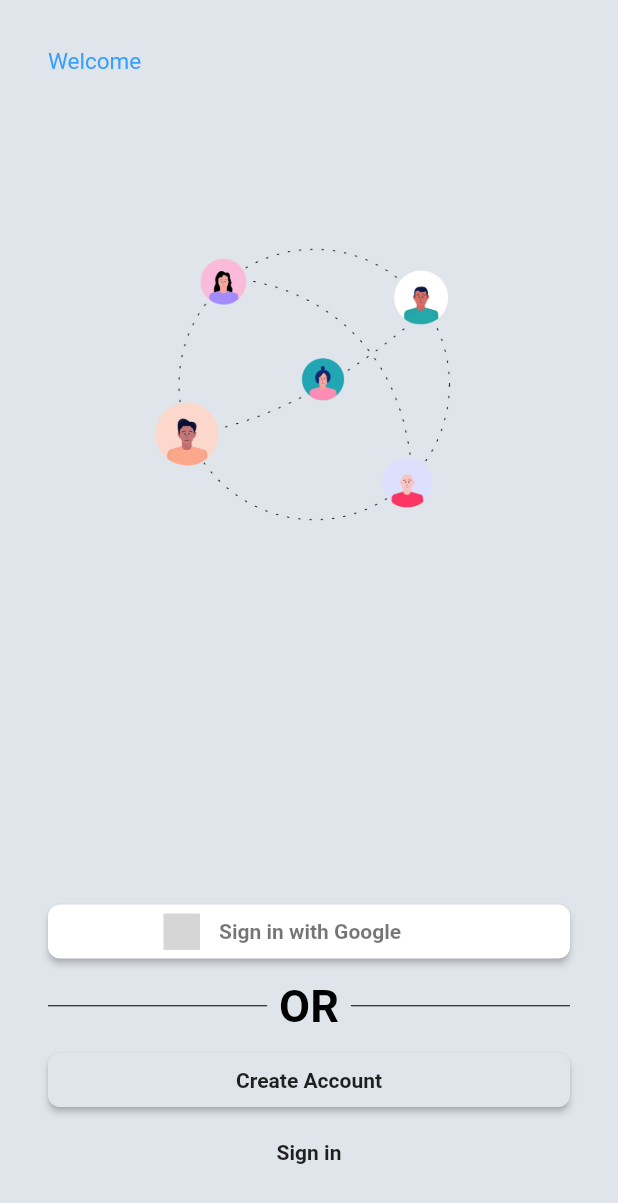
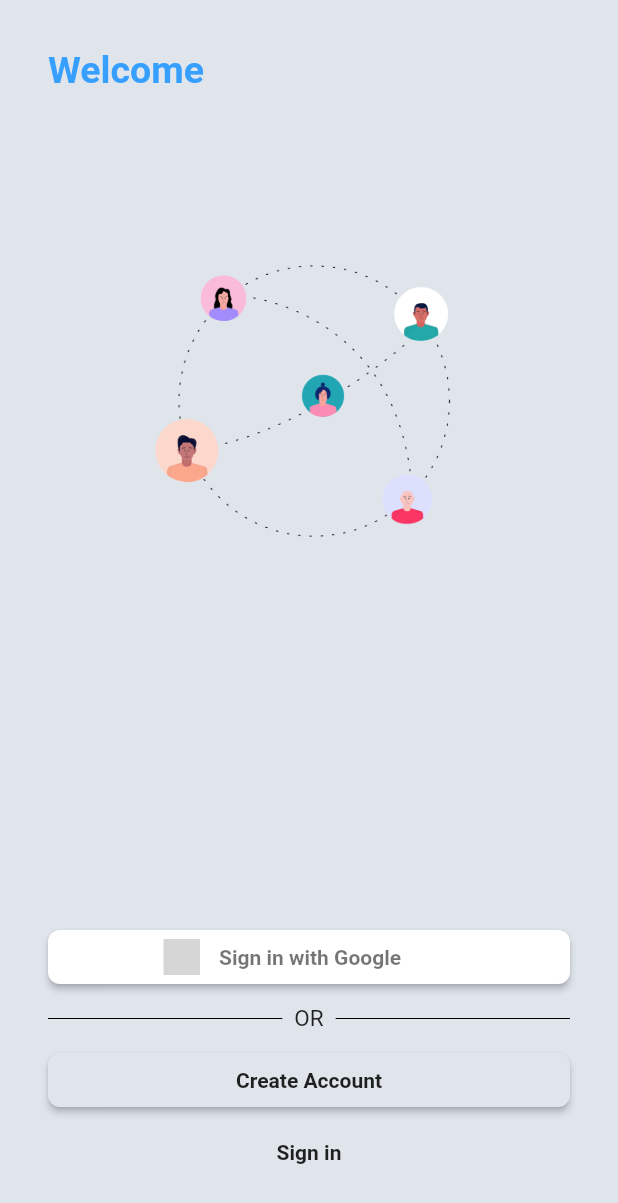
Before and after one commit to UserKazun/relationship_management, a Flutter app: the screen it shows after launch, on a phone screen of 412 x 824 dp. Shown: the top 1203 px of the screen. Run offline on Flutter 3.47's test engine with Material 2 defaults, Android fonts, the phone set to English and light mode, and no system bars; our stand-ins replace cloud_firestore, firebase_auth, flutter_signin_button, flutter_staggered_animations, google_fonts, google_sign_in and 1 more; missing offline and left inert: apple_sign_in; accounts and stored records are empty; grey boxes are pictures that could not be loaded.

Commit message:
Modifying the layout

```diff
--- a/lib/src/ui/screens/home_screen.dart
+++ b/lib/src/ui/screens/home_screen.dart
@@ -42,7 +42,7 @@
               ],
               child: ItemsContainer(),
             ),
-          )
+          ),
         ],
       ),
       floatingActionButtonLocation: FloatingActionButtonLocation.centerFloat,
--- a/lib/src/ui/screens/welcome.dart
+++ b/lib/src/ui/screens/welcome.dart
@@ -41,7 +41,7 @@
                     'Welcome',
                     style: Theme.of(context)
                         .textTheme
-                        .headline
+                        .headline2
                         .copyWith(color: Theme.of(context).primaryColor),
                   ),
                   SizedBox(height: 100),
@@ -92,7 +92,10 @@
                             ),
                             Padding(
                               padding: EdgeInsets.all(8.0),
-                              child: Text('OR'),
+                              child: Text(
+                                  'OR',
+                                style: Theme.of(context).textTheme.headline5,
+                              ),
                             ),
                             Expanded(child: Divider(color: Colors.black))
                           ],
--- a/lib/src/ui/widgets/items_grid.dart
+++ b/lib/src/ui/widgets/items_grid.dart
@@ -1,5 +1,6 @@
 import 'package:cloud_firestore/cloud_firestore.dart';
 import 'package:flutter/cupertino.dart';
+import 'package:flutter/material.dart';
 import 'package:flutter_staggered_animations/flutter_staggered_animations.dart';
 import 'package:provider/provider.dart';
 import 'package:relationship_management/src/providers/filter_state.dart';
@@ -64,7 +65,9 @@
                   image: AssetImage('assets/images/Teamwork.png')
                 ),
                 Text('最近知り合った方はいませんか？\n'
-                    '忘れないうちに記録しておきましょう。'),
+                    '忘れないうちに記録しておきましょう。',
+                  style: Theme.of(context).textTheme.headline5,
+                ),
               ],
             ),
           ),
--- a/lib/src/ui/widgets/items_info.dart
+++ b/lib/src/ui/widgets/items_info.dart
@@ -58,7 +58,6 @@
           SizedBox(
             height: 10,
           ),
-          // todo: カテゴリーわけ
         ],
       ),
     );
```
Also changed, not shown: lib/src/ui/widgets/item_card.dart (+7 -7 lines), lib/src/ui/widgets/loader.dart (+5 -4 lines), 3 other files.
